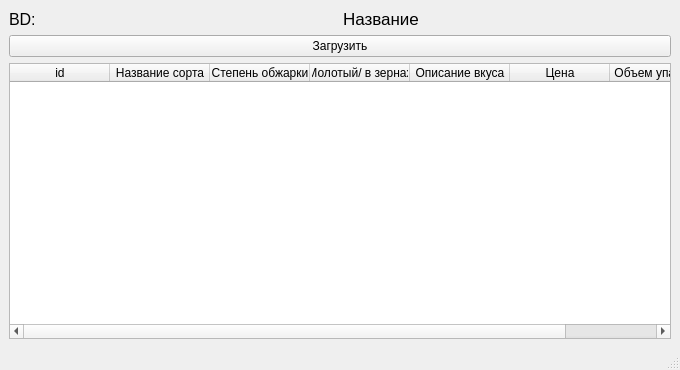
First picture: the form in main.ui, repository git21git/Coffee, before the edit.
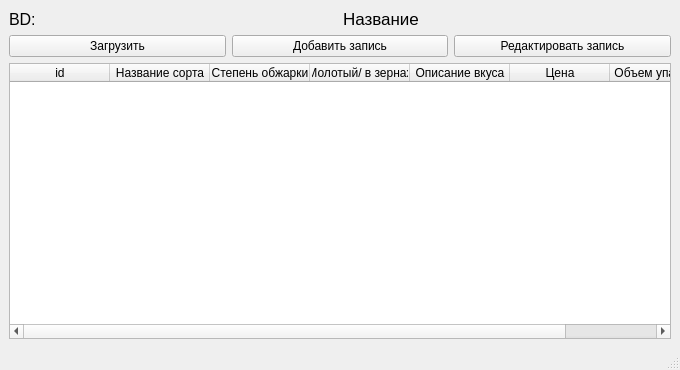
Second picture: the form after the edit.

```diff
--- a/main.ui
+++ b/main.ui
@@ -14,7 +14,7 @@
    <string>Espresso</string>
   </property>
   <widget class="QWidget" name="centralwidget">
-   <layout class="QHBoxLayout" name="horizontalLayout_2">
+   <layout class="QVBoxLayout" name="verticalLayout_2">
     <item>
      <layout class="QVBoxLayout" name="verticalLayout">
       <item>
@@ -46,11 +46,29 @@
        </layout>
       </item>
       <item>
+       <layout class="QHBoxLayout" name="horizontalLayout_3">
+        <item>
        <widget class="QPushButton" name="btn_load">
         <property name="text">
          <string>Загрузить</string>
         </property>
        </widget>
+        </item>
+        <item>
+         <widget class="QPushButton" name="btn_new">
+          <property name="text">
+           <string>Добавить запись</string>
+          </property>
+         </widget>
+        </item>
+        <item>
+         <widget class="QPushButton" name="btn_edit">
+          <property name="text">
+           <string>Редактировать запись</string>
+          </property>
+         </widget>
+        </item>
+       </layout>
       </item>
       <item>
        <widget class="QTableWidget" name="tableWidget">
```
Left out of the diff: 2 changed lines with no effect on the pictures. Lines whose indentation alone changed are shown as unchanged.
